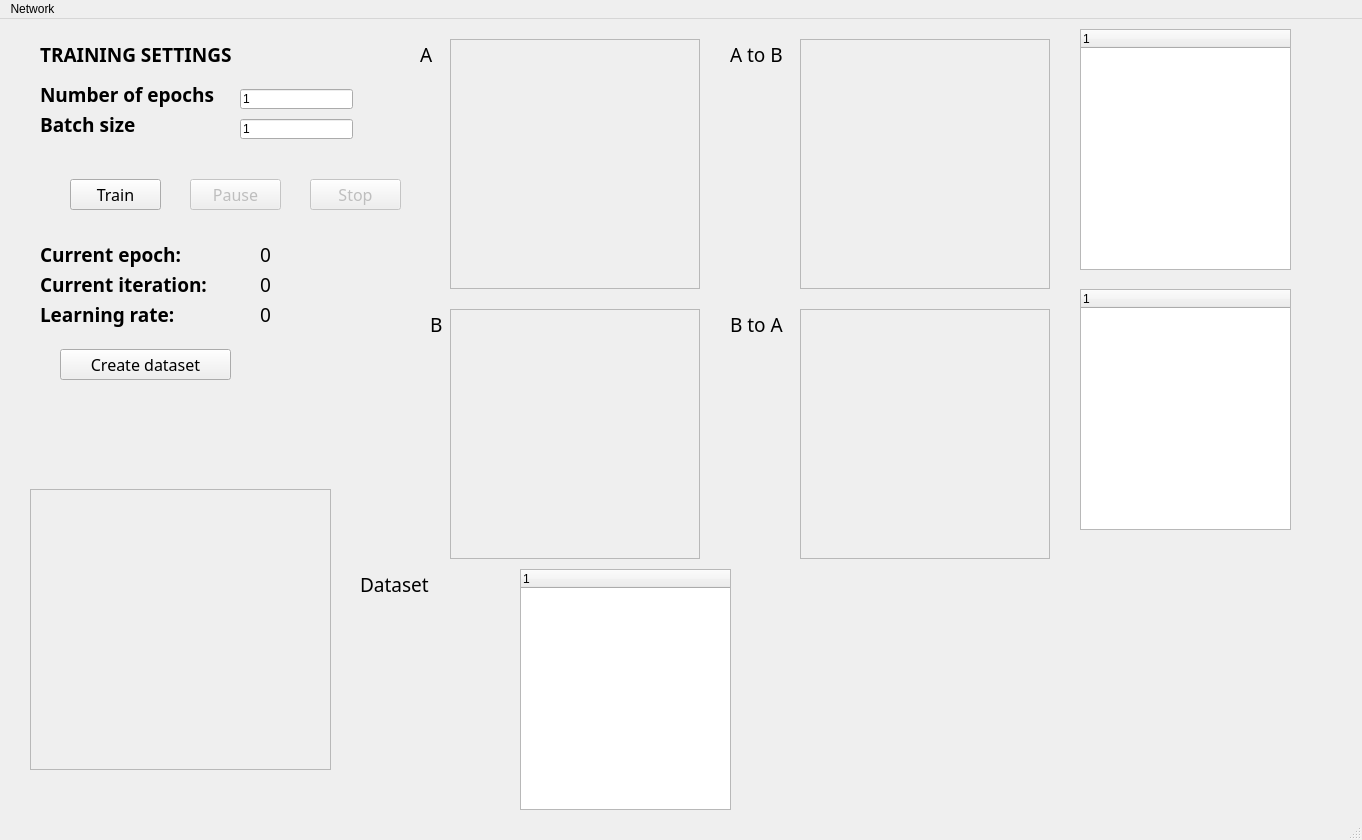
The window that visualization/design_training.ui (superkirill/CycleGAN) describes before a commit, drawn with Qt 5.
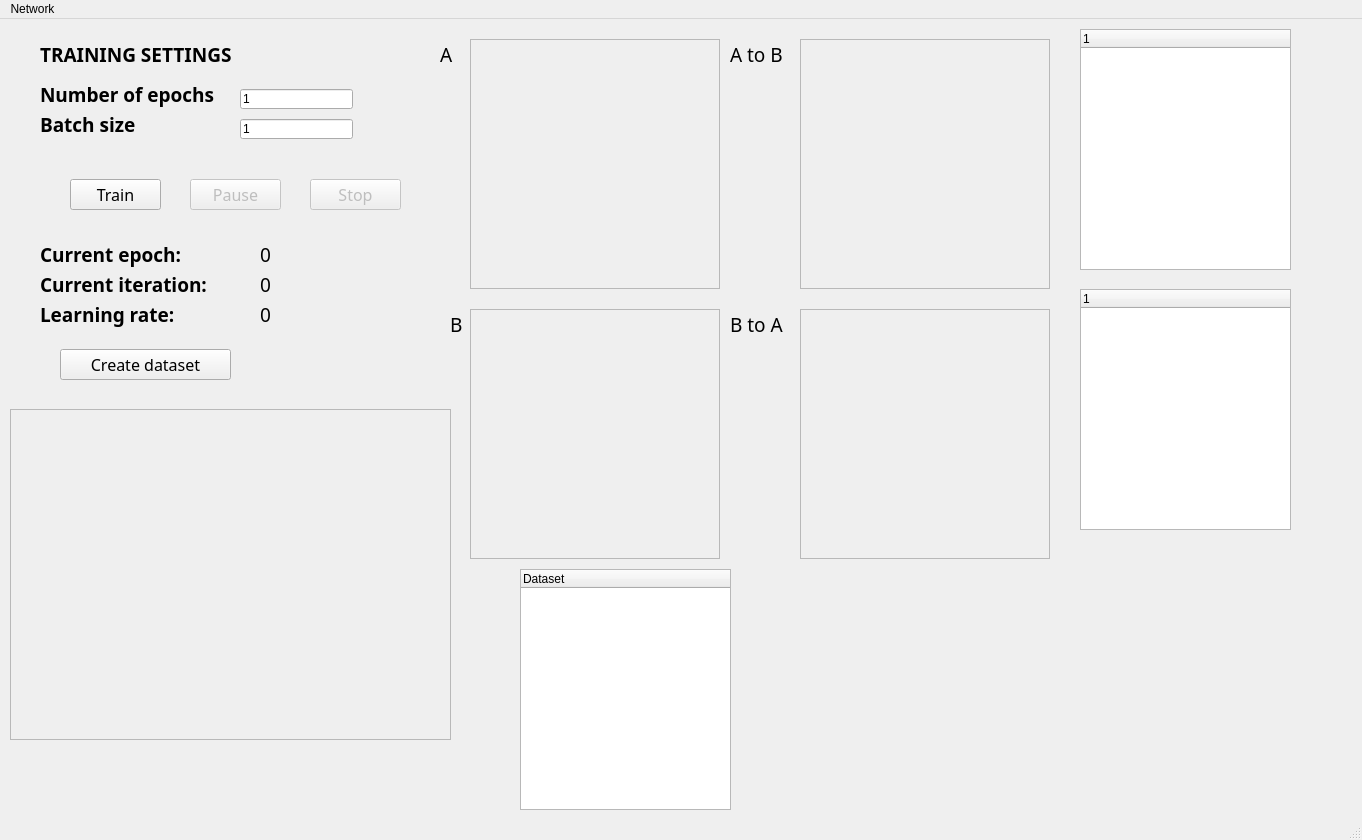
The same window after the commit. Icons and pictures are not drawn.

Commit message: Included a widget for plotting the losses

Patch:
```diff
--- a/visualization/design_training.ui
+++ b/visualization/design_training.ui
@@ -26,7 +26,7 @@
     </property>
     <property name="geometry">
      <rect>
-      <x>450</x>
+      <x>470</x>
       <y>20</y>
       <width>250</width>
       <height>250</height>
@@ -112,36 +112,17 @@
     </property>
     <column>
      <property name="text">
-      <string notr="true">1</string>
+      <string notr="true">Dataset </string>
      </property>
     </column>
    </widget>
-   <widget class="QLabel" name="title_dataset_2">
-    <property name="geometry">
-     <rect>
-      <x>360</x>
-      <y>550</y>
-      <width>141</width>
-      <height>31</height>
-     </rect>
-    </property>
-    <property name="font">
-     <font>
-      <family>Century Gothic</family>
-      <pointsize>14</pointsize>
-     </font>
-    </property>
-    <property name="text">
-     <string>Dataset</string>
-    </property>
-   </widget>
    <widget class="QGraphicsView" name="graphicsView_datasetB">
     <property name="enabled">
      <bool>false</bool>
     </property>
     <property name="geometry">
      <rect>
-      <x>450</x>
+      <x>470</x>
       <y>290</y>
       <width>250</width>
       <height>250</height>
@@ -151,7 +132,7 @@
    <widget class="QLabel" name="dataset_A">
     <property name="geometry">
      <rect>
-      <x>420</x>
+      <x>440</x>
       <y>20</y>
       <width>21</width>
       <height>31</height>
@@ -170,7 +151,7 @@
    <widget class="QLabel" name="dataset_B">
     <property name="geometry">
      <rect>
-      <x>430</x>
+      <x>450</x>
       <y>290</y>
       <width>21</width>
       <height>31</height>
@@ -602,10 +583,10 @@
     </property>
     <property name="geometry">
      <rect>
-      <x>30</x>
-      <y>470</y>
-      <width>301</width>
-      <height>281</height>
+      <x>10</x>
+      <y>390</y>
+      <width>441</width>
+      <height>331</height>
      </rect>
     </property>
    </widget>
```
The commit also changes 1 other file.
